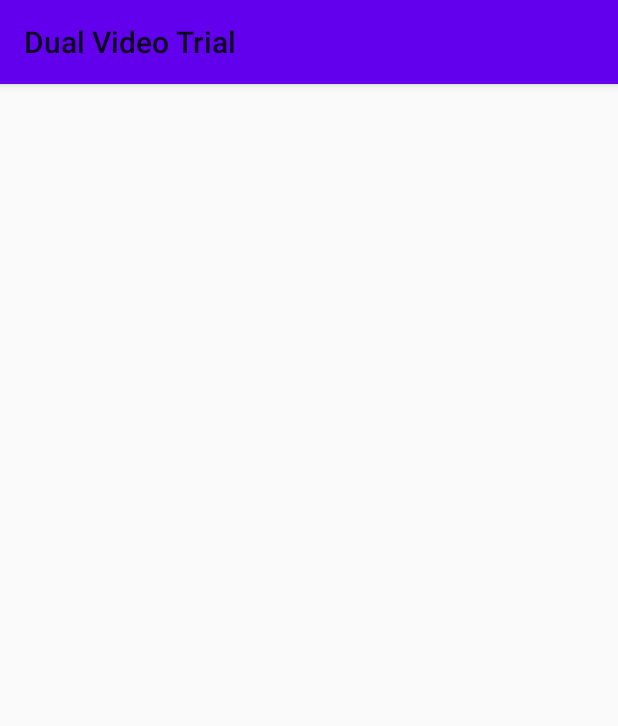
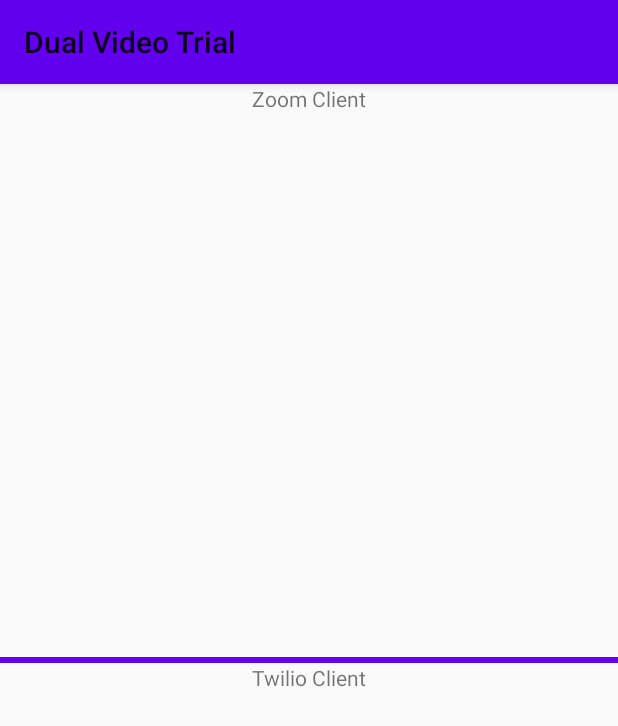
Before and after one commit to Bill1550/DualVideoTrial, an Android app: the screen it shows after launch (MainActivity), on a phone screen of 412 x 824 dp. Shown: the top 726 px of the screen. Run offline under Robolectric (Android 15) with nearby library versions, the phone set to English and light mode, and no system bars; our stand-ins replace Timber.

Commit message:
Added meeting fragment skeletions.

```diff
--- a/androidApp/src/main/java/com/loneoaktech/tests/androidApp/MainActivity.kt
+++ b/androidApp/src/main/java/com/loneoaktech/tests/androidApp/MainActivity.kt
@@ -1,10 +1,14 @@
 package com.loneoaktech.tests.androidApp
 
+import android.annotation.SuppressLint
 import androidx.appcompat.app.AppCompatActivity
 import android.os.Bundle
 import androidx.lifecycle.lifecycleScope
 import com.loneoaktech.tests.shared.Greeting
 import com.loneoaktech.tests.androidApp.databinding.ActivityMainBinding
+import com.loneoaktech.tests.androidApp.databinding.ActivityMeetingBinding
+import com.loneoaktech.tests.androidApp.ui.TwilioClientFragment
+import com.loneoaktech.tests.androidApp.ui.ZoomClientFragment
 import com.loneoaktech.utilities.ui.lazyViewBinding
 import com.loneoaktech.utilities.ui.withViews
 import kotlinx.coroutines.delay
@@ -15,19 +19,27 @@ fun greet(): String {
 
 class MainActivity : AppCompatActivity() {
 
-    private val holder = lazyViewBinding { ActivityMainBinding.inflate(layoutInflater) }
+    private val holder = lazyViewBinding { ActivityMeetingBinding.inflate(layoutInflater) }
 
+    @SuppressLint("MissingSuperCall") // Lint bug
     override fun onCreate(savedInstanceState: Bundle?) {
         super.onCreate(savedInstanceState)
         setContentView(holder.root)
 
-        holder.withViews {
-            textView.text = greet()
+//        holder.withViews {
+//            textView.text = greet()
+//
+//            lifecycleScope.launchWhenResumed {
+//                delay(4000)
+//                textView.text = "Now to work!"
+//            }
+//        }
 
-            lifecycleScope.launchWhenResumed {
-                delay(4000)
-                textView.text = "Now to work!"
-            }
+        if ( savedInstanceState == null ) {
+            supportFragmentManager.beginTransaction().apply {
+                replace(R.id.zoomContainer, ZoomClientFragment())
+                replace(R.id.twilioContainer, TwilioClientFragment() )
+            }.commit()
         }
 
 
--- /dev/null
+++ b/androidApp/src/main/java/com/loneoaktech/tests/androidApp/ui/BaseFragment.kt
@@ -0,0 +1,6 @@
+package com.loneoaktech.tests.androidApp.ui
+
+import androidx.fragment.app.Fragment
+
+open class BaseFragment : Fragment() {
+}
--- /dev/null
+++ b/androidApp/src/main/java/com/loneoaktech/tests/androidApp/ui/TwilioClientFragment.kt
@@ -0,0 +1,18 @@
+package com.loneoaktech.tests.androidApp.ui
+
+import android.os.Bundle
+import android.view.LayoutInflater
+import android.view.View
+import android.view.ViewGroup
+import com.loneoaktech.tests.androidApp.databinding.FragmentTwilioClientBinding
+import com.loneoaktech.tests.androidApp.databinding.FragmentZoomClientBinding
+import com.loneoaktech.utilities.ui.lazyViewBinding
+
+class TwilioClientFragment : BaseFragment() {
+
+    private val holder = lazyViewBinding { FragmentTwilioClientBinding.inflate(layoutInflater) }
+
+    override fun onCreateView(inflater: LayoutInflater, container: ViewGroup?, savedInstanceState: Bundle?): View {
+        return holder.root
+    }
+}
--- /dev/null
+++ b/androidApp/src/main/java/com/loneoaktech/tests/androidApp/ui/ZoomClientFragment.kt
@@ -0,0 +1,17 @@
+package com.loneoaktech.tests.androidApp.ui
+
+import android.os.Bundle
+import android.view.LayoutInflater
+import android.view.View
+import android.view.ViewGroup
+import com.loneoaktech.tests.androidApp.databinding.FragmentZoomClientBinding
+import com.loneoaktech.utilities.ui.lazyViewBinding
+
+class ZoomClientFragment : BaseFragment() {
+
+    private val holder = lazyViewBinding { FragmentZoomClientBinding.inflate(layoutInflater) }
+
+    override fun onCreateView(inflater: LayoutInflater, container: ViewGroup?, savedInstanceState: Bundle?): View {
+        return holder.root
+    }
+}
--- /dev/null
+++ b/androidApp/src/main/res/layout-land/activity_meeting.xml
@@ -0,0 +1,39 @@
+<?xml version="1.0" encoding="utf-8"?>
+<androidx.constraintlayout.widget.ConstraintLayout
+    xmlns:android="http://schemas.android.com/apk/res/android"
+    xmlns:app="http://schemas.android.com/apk/res-auto"
+    xmlns:tools="http://schemas.android.com/tools"
+    android:layout_width="match_parent"
+    android:layout_height="match_parent">
+
+    <FrameLayout
+            android:id="@+id/zoomContainer"
+            android:layout_width="0dp"
+            android:layout_height="0dp"
+            app:layout_constraintStart_toStartOf="parent"
+            app:layout_constraintEnd_toStartOf="@id/separator"
+            app:layout_constraintTop_toTopOf="parent"
+            app:layout_constraintBottom_toBottomOf="parent"
+            />
+
+    <View
+            android:id="@+id/separator"
+            android:layout_width="@dimen/paneSpacing"
+            android:layout_height="0dp"
+            app:layout_constraintStart_toEndOf="@id/zoomContainer"
+            app:layout_constraintEnd_toStartOf="@id/twilioContainer"
+            app:layout_constraintTop_toTopOf="parent"
+            app:layout_constraintBottom_toBottomOf="parent"
+            android:background="@color/colorPrimary"
+            />
+
+    <FrameLayout
+            android:id="@+id/twilioContainer"
+            android:layout_width="0dp"
+            android:layout_height="0dp"
+            app:layout_constraintStart_toEndOf="@id/separator"
+            app:layout_constraintEnd_toEndOf="parent"
+            app:layout_constraintTop_toTopOf="parent"
+            app:layout_constraintBottom_toBottomOf="parent"
+            />
+</androidx.constraintlayout.widget.ConstraintLayout>
--- /dev/null
+++ b/androidApp/src/main/res/layout/activity_meeting.xml
@@ -0,0 +1,39 @@
+<?xml version="1.0" encoding="utf-8"?>
+<androidx.constraintlayout.widget.ConstraintLayout
+    xmlns:android="http://schemas.android.com/apk/res/android"
+    xmlns:app="http://schemas.android.com/apk/res-auto"
+    xmlns:tools="http://schemas.android.com/tools"
+    android:layout_width="match_parent"
+    android:layout_height="match_parent">
+
+    <FrameLayout
+            android:id="@+id/zoomContainer"
+            android:layout_width="0dp"
+            android:layout_height="0dp"
+            app:layout_constraintStart_toStartOf="parent"
+            app:layout_constraintEnd_toEndOf="parent"
+            app:layout_constraintTop_toTopOf="parent"
+            app:layout_constraintBottom_toTopOf="@id/separator"
+            />
+
+    <View
+            android:id="@+id/separator"
+            android:layout_width="0dp"
+            android:layout_height="@dimen/paneSpacing"
+            app:layout_constraintStart_toStartOf="parent"
+            app:layout_constraintEnd_toEndOf="parent"
+            app:layout_constraintTop_toBottomOf="@id/zoomContainer"
+            app:layout_constraintBottom_toTopOf="@id/twilioContainer"
+            android:background="@color/colorPrimary"
+            />
+
+    <FrameLayout
+            android:id="@+id/twilioContainer"
+            android:layout_width="0dp"
+            android:layout_height="0dp"
+            app:layout_constraintStart_toStartOf="parent"
+            app:layout_constraintEnd_toEndOf="parent"
+            app:layout_constraintTop_toBottomOf="@id/separator"
+            app:layout_constraintBottom_toBottomOf="parent"
+            />
+</androidx.constraintlayout.widget.ConstraintLayout>
--- /dev/null
+++ b/androidApp/src/main/res/layout/fragment_twilio_client.xml
@@ -0,0 +1,21 @@
+<?xml version="1.0" encoding="utf-8"?>
+<androidx.constraintlayout.widget.ConstraintLayout
+    xmlns:android="http://schemas.android.com/apk/res/android"
+    xmlns:app="http://schemas.android.com/apk/res-auto"
+    xmlns:tools="http://schemas.android.com/tools"
+    android:layout_width="match_parent"
+    android:layout_height="match_parent">
+
+    <TextView
+            android:id="@+id/titleView"
+            android:layout_width="wrap_content"
+            android:layout_height="wrap_content"
+            app:layout_constraintStart_toStartOf="parent"
+            app:layout_constraintEnd_toEndOf="parent"
+            app:layout_constraintTop_toTopOf="parent"
+            app:layout_constraintBottom_toBottomOf="parent"
+            app:layout_constraintVertical_bias="0"
+            android:text="@string/title_twilio_client"
+            />
+
+</androidx.constraintlayout.widget.ConstraintLayout>
--- /dev/null
+++ b/androidApp/src/main/res/layout/fragment_zoom_client.xml
@@ -0,0 +1,21 @@
+<?xml version="1.0" encoding="utf-8"?>
+<androidx.constraintlayout.widget.ConstraintLayout
+    xmlns:android="http://schemas.android.com/apk/res/android"
+    xmlns:app="http://schemas.android.com/apk/res-auto"
+    xmlns:tools="http://schemas.android.com/tools"
+    android:layout_width="match_parent"
+    android:layout_height="match_parent">
+
+    <TextView
+            android:id="@+id/titleView"
+            android:layout_width="wrap_content"
+            android:layout_height="wrap_content"
+            app:layout_constraintStart_toStartOf="parent"
+            app:layout_constraintEnd_toEndOf="parent"
+            app:layout_constraintTop_toTopOf="parent"
+            app:layout_constraintBottom_toBottomOf="parent"
+            app:layout_constraintVertical_bias="0"
+            android:text="@string/title_zoom_client"
+            />
+
+</androidx.constraintlayout.widget.ConstraintLayout>
--- /dev/null
+++ b/androidApp/src/main/res/values/dimen.xml
@@ -0,0 +1,4 @@
+<?xml version="1.0" encoding="utf-8"?>
+<resources>
+    <dimen name="paneSpacing">4dp</dimen>
+</resources>
--- a/androidApp/src/main/res/values/strings.xml
+++ b/androidApp/src/main/res/values/strings.xml
@@ -1,4 +1,6 @@
 <?xml version="1.0" encoding="utf-8"?>
 <resources>
     <string name="app_name">Dual Video Trial</string>
+    <string name="title_zoom_client">Zoom Client</string>
+    <string name="title_twilio_client">Twilio Client</string>
 </resources>
--- a/build.gradle.kts
+++ b/build.gradle.kts
@@ -5,8 +5,8 @@ buildscript {
         mavenCentral()
     }
     dependencies {
-        classpath("org.jetbrains.kotlin:kotlin-gradle-plugin:1.5.10")
-        classpath("com.android.tools.build:gradle:4.1.1")
+        classpath("org.jetbrains.kotlin:kotlin-gradle-plugin:${Versions.Kotlin.kotlin}")
+        classpath("com.android.tools.build:gradle:${Versions.Android.gradle_plugin}")
     }
 }
 
--- a/buildSrc/src/main/kotlin/Versions.kt
+++ b/buildSrc/src/main/kotlin/Versions.kt
@@ -7,7 +7,7 @@ object Versions {
     }
 
     object Android {
-        const val gradle_plugin = "4.2.0"
+        const val gradle_plugin = "4.1.1"
         const val compile_sdk = 30
         const val target_sdk = 30
         const val min_sdk = 26
```
Also changed, not shown: gradle/wrapper/gradle-wrapper.properties.
